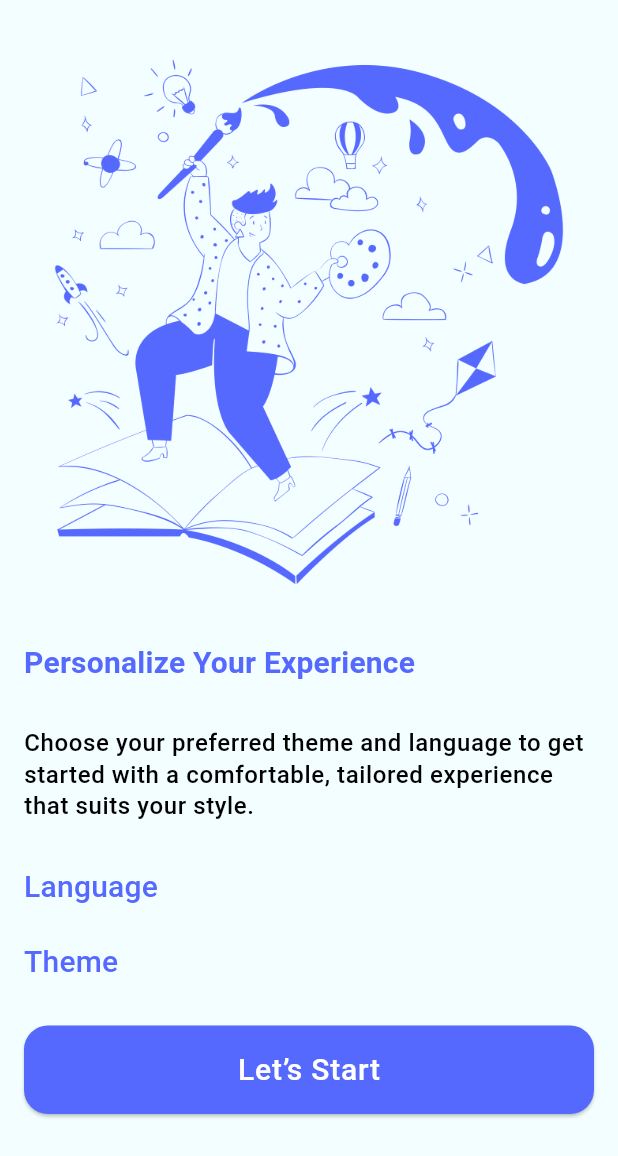
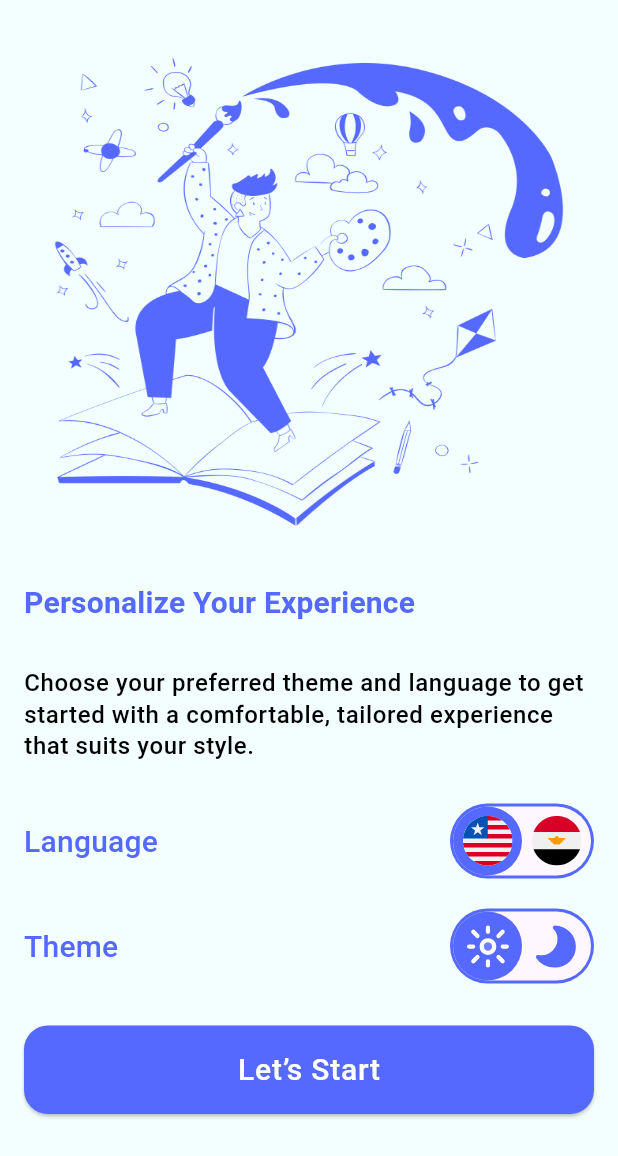
Before and after one commit to ramyhany0/evently, a Flutter app: the screen it shows after launch, on a phone screen of 412 x 824 dp, the part 80-1236 px from its top. Run offline on Flutter 3.47's test engine with Material 3 defaults, Android fonts, the phone set to English and light mode, and no system bars; drawn by our look-alikes of animated_toggle_switch; our stand-ins replace flutter_animate, flutter_svg.

Commit message:
feat: Add CustomSwitch component and theme mode management

```diff
--- a/lib/core/resources/AppStyle.dart
+++ b/lib/core/resources/AppStyle.dart
@@ -2,6 +2,7 @@ import 'package:evently/core/resources/ColorManager.dart';
 import 'package:flutter/material.dart';
 
 class AppStyle {
+  static ThemeMode themeMode = ThemeMode.light;
   static ThemeData LightTheme = ThemeData(
     scaffoldBackgroundColor: ColorManager.lightBackground,
     appBarTheme: AppBarTheme(
@@ -11,6 +12,7 @@ class AppStyle {
     colorScheme: ColorScheme.fromSeed(
       seedColor: Colors.deepPurple,
       primary: ColorManager.blue,
+      onPrimary: Colors.white,
       secondary: ColorManager.black,
       tertiary: ColorManager.red,
       brightness: Brightness.light,
@@ -42,6 +44,7 @@ class AppStyle {
     colorScheme: ColorScheme.fromSeed(
       seedColor: Colors.deepPurple,
       primary: ColorManager.blue,
+      onPrimary: Colors.black,
       secondary: ColorManager.white,
       tertiary: ColorManager.red,
       brightness: Brightness.dark,
--- a/lib/core/resources/AssetManager.dart
+++ b/lib/core/resources/AssetManager.dart
@@ -4,4 +4,8 @@ abstract final class Assetmanager {
   static const String startLight = "assets/images/being-creative.png";
   static const String startDark = "assets/images/designer-desk.png";
   static const String logoBar = "assets/images/Logo_bar.png";
+  static const String eg = "assets/images/EG.svg";
+  static const String us = "assets/images/US.svg";
+  static const String sun = "assets/images/Sun.svg";
+  static const String moon = "assets/images/Moon.svg";
 }
--- /dev/null
+++ b/lib/core/reusable_components/CustomSwitch.dart
@@ -0,0 +1,66 @@
+import 'dart:async';
+
+import 'package:animated_toggle_switch/animated_toggle_switch.dart';
+import 'package:flutter/material.dart';
+import 'package:flutter_svg/svg.dart';
+
+class Customswitch extends StatelessWidget {
+  String item1;
+  String item2;
+  bool isColored;
+  int selected;
+  FutureOr<void> Function(int) onChanged;
+
+  Customswitch({
+    required this.item1,
+    required this.item2,
+    this.isColored = false,
+    required this.selected,
+    required this.onChanged,
+  });
+
+  @override
+  Widget build(BuildContext context) {
+    return AnimatedToggleSwitch<int>.rolling(
+      current: selected,
+      values: [0, 1],
+      iconList: [
+        SvgPicture.asset(
+          item1,
+          width: 35,
+          height: 35,
+          colorFilter:
+              isColored
+                  ? ColorFilter.mode(
+                    selected == 0
+                        ? Theme.of(context).colorScheme.onPrimary
+                        : Theme.of(context).colorScheme.primary,
+                    BlendMode.srcIn,
+                  )
+                  : null,
+        ),
+        SvgPicture.asset(
+          item2,
+          width: 35,
+          height: 35,
+          colorFilter:
+              isColored
+                  ? ColorFilter.mode(
+                    selected == 1
+                        ? Theme.of(context).colorScheme.onPrimary
+                        : Theme.of(context).colorScheme.primary,
+                    BlendMode.srcIn,
+                  )
+                  : null,
+        ),
+      ],
+      iconOpacity: 1,
+      inactiveOpacity: 1,
+      style: ToggleStyle(
+        borderColor: Theme.of(context).colorScheme.primary,
+        indicatorColor: Theme.of(context).colorScheme.primary,
+      ),
+      onChanged: onChanged,
+    );
+  }
+}
--- a/lib/main.dart
+++ b/lib/main.dart
@@ -15,14 +15,14 @@ class MyApp extends StatelessWidget {
   @override
   Widget build(BuildContext context) {
     return MaterialApp(
-      themeMode: ThemeMode.system,
+      themeMode: AppStyle.themeMode,
       debugShowCheckedModeBanner: false,
       title: 'Flutter Demo',
       theme: AppStyle.LightTheme,
       darkTheme: AppStyle.DarkTheme,
       routes: {
-        SplashScreen.routeName: (_) => const SplashScreen(),
-        StartScreen.routeName: (_) => const StartScreen(),
+        SplashScreen.routeName: (_) => SplashScreen(),
+        StartScreen.routeName: (_) => StartScreen(),
       },
       initialRoute: SplashScreen.routeName,
     );
--- a/lib/ui/start/screen/start_screen.dart
+++ b/lib/ui/start/screen/start_screen.dart
@@ -1,12 +1,21 @@
+import 'package:evently/core/resources/AppStyle.dart';
 import 'package:evently/core/resources/AssetManager.dart';
 import 'package:evently/core/resources/StringManager.dart';
 import 'package:evently/core/reusable_components/CustomButton.dart';
+import 'package:evently/core/reusable_components/CustomSwitch.dart';
 import 'package:flutter/material.dart';
 
-class StartScreen extends StatelessWidget {
+class StartScreen extends StatefulWidget {
   static const String routeName = 'start';
 
-  const StartScreen({super.key});
+  @override
+  State<StartScreen> createState() => _StartScreenState();
+}
+
+class _StartScreenState extends State<StartScreen> {
+  int selectedLanguage = 0;
+
+  int selectedTheme = 0;
 
   @override
   Widget build(BuildContext context) {
@@ -40,6 +49,7 @@ class StartScreen extends StatelessWidget {
             ),
             SizedBox(height: 28),
             Row(
+              mainAxisAlignment: MainAxisAlignment.spaceBetween,
               children: [
                 Text(
                   Stringmanager.language,
@@ -47,16 +57,43 @@ class StartScreen extends StatelessWidget {
                     fontWeight: FontWeight.w500,
                   ),
                 ),
+                Customswitch(
+                  item1: Assetmanager.us,
+                  item2: Assetmanager.eg,
+                  selected: selectedLanguage,
+                  onChanged: (value) {
+                    setState(() {
+                      selectedLanguage = value;
+                    });
+                  },
+                ),
               ],
             ),
             SizedBox(height: 20),
             Row(
+              mainAxisAlignment: MainAxisAlignment.spaceBetween,
               children: [
                 Text(
                   Stringmanager.theme,
                   style: Theme.of(context).textTheme.titleMedium?.copyWith(
                     fontWeight: FontWeight.w500,
                   ),
+                ),
+                Customswitch(
+                  item1: Assetmanager.sun,
+                  item2: Assetmanager.moon,
+                  isColored: true,
+                  selected: selectedTheme,
+                  onChanged: (value) {
+                    setState(() {
+                      selectedTheme = value;
+                      if (selectedTheme == 1) {
+                        AppStyle.themeMode = ThemeMode.dark;
+                      } else {
+                        AppStyle.themeMode = ThemeMode.light;
+                      }
+                    });
+                  },
                 ),
               ],
             ),
--- a/pubspec.yaml
+++ b/pubspec.yaml
@@ -36,6 +36,8 @@ dependencies:
   cupertino_icons: ^1.0.8
   flutter_animate: ^4.5.2
   animated_toggle_switch: ^0.8.5
+  flutter_svg: ^2.1.0
+  easy_localization: ^3.0.7+1
 
 dev_dependencies:
   flutter_test:
```
Also changed, not shown: assets/images/EG.svg (added), assets/images/Moon.svg (added), assets/images/Sun.svg (added), assets/images/US.svg (added), pubspec.lock.
